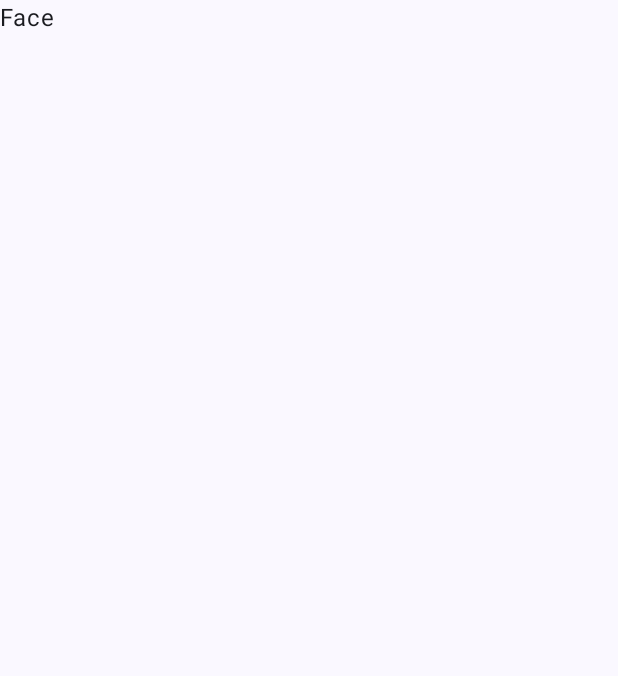
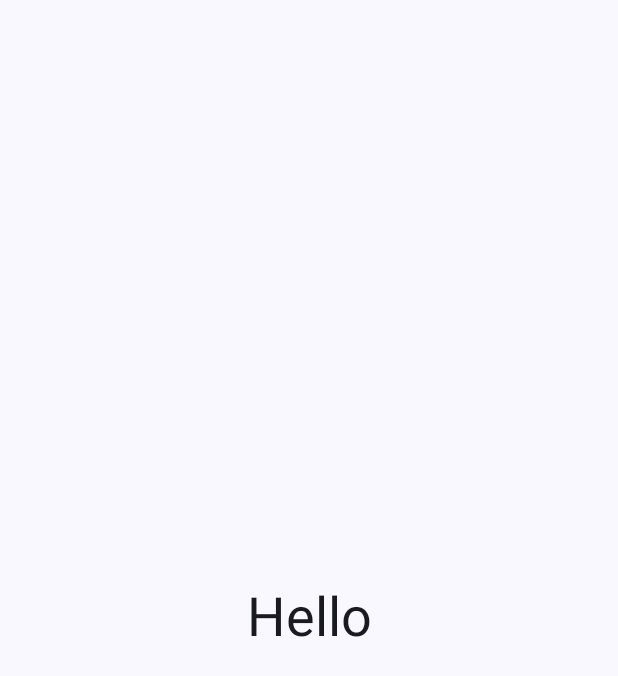
Before and after one commit to stefanusayudha/OpenDaimon, an Android app built with Jetpack Compose: the screen it shows after launch (MainActivity), on a phone screen of 412 x 824 dp. Before the commit the part shown is almost empty. Shown: the top 676 px of the screen. Run offline under Robolectric (Android 15) with nearby library versions, the light colour scheme and no system bars.

Commit message:
chore: base structure

```diff
--- a/app/src/main/java/com/singularityindonesia/opendaimon/MainPlot.kt
+++ b/app/src/main/java/com/singularityindonesia/opendaimon/MainPlot.kt
@@ -1,11 +1,14 @@
 package com.singularityindonesia.opendaimon
 
 import androidx.compose.runtime.Composable
+import androidx.navigation.NavType
 import androidx.navigation.compose.NavHost
 import androidx.navigation.compose.composable
 import androidx.navigation.compose.rememberNavController
-import com.singularityindonesia.opendaimon.ui.activity.HomeActivity
-import com.singularityindonesia.opendaimon.ui.activity.SplashActivity
+import androidx.navigation.navArgument
+import com.singularityindonesia.opendaimon.ui.home.HomeActivity
+import com.singularityindonesia.opendaimon.ui.protocol.ProtocolActivity
+import com.singularityindonesia.opendaimon.ui.splash.SplashActivity
 
 @Composable
 fun MainPlot() {
@@ -26,7 +29,26 @@ fun MainPlot() {
         composable(
             route = "home"
         ) {
-            HomeActivity()
+            HomeActivity(
+                goToScanProtocol = {
+                    controller.navigate("protocol/scan")
+                }
+            )
+        }
+        composable(
+            route = "protocol/{protocolId}",
+            arguments = listOf(
+                navArgument("protocolId") { type = NavType.StringType }
+            )
+        ) { backStackEntry ->
+            val protocolId = backStackEntry.arguments?.getString("protocolId")
+
+            ProtocolActivity(
+                protocolId = protocolId.orEmpty(),
+                returnBack = {
+                    controller.popBackStack()
+                }
+            )
         }
     }
 }
--- /dev/null
+++ b/app/src/main/java/com/singularityindonesia/opendaimon/ui/home/GlyphPane.kt
@@ -0,0 +1,31 @@
+package com.singularityindonesia.opendaimon.ui.home
+
+import androidx.compose.foundation.layout.Box
+import androidx.compose.foundation.layout.fillMaxSize
+import androidx.compose.foundation.layout.padding
+import androidx.compose.material3.MaterialTheme
+import androidx.compose.material3.Text
+import androidx.compose.runtime.Composable
+import androidx.compose.ui.Alignment
+import androidx.compose.ui.Modifier
+import androidx.compose.ui.text.style.TextAlign
+import androidx.compose.ui.unit.dp
+
+@Composable
+fun GlyphPane(
+    modifier: Modifier = Modifier
+) {
+    Box(
+        modifier = Modifier
+            .fillMaxSize()
+            .padding(16.dp)
+            .then(modifier),
+        contentAlignment = Alignment.Center
+    ) {
+        Text(
+            text = "Hello",
+            textAlign = TextAlign.Center,
+            style = MaterialTheme.typography.displaySmall
+        )
+    }
+}
--- a/app/src/main/java/com/singularityindonesia/opendaimon/ui/activity/HomeActivity.kt
+++ b/app/src/main/java/com/singularityindonesia/opendaimon/ui/home/HomeActivity.kt
@@ -1,4 +1,4 @@
-package com.singularityindonesia.opendaimon.ui.activity
+package com.singularityindonesia.opendaimon.ui.home
 
 import androidx.compose.foundation.layout.navigationBarsPadding
 import androidx.compose.foundation.layout.padding
@@ -11,15 +11,15 @@ import androidx.compose.runtime.Composable
 import androidx.compose.runtime.rememberCoroutineScope
 import androidx.compose.ui.Modifier
 import com.singularityindonesia.opendaimon.ui.component.HeaderPage
-import com.singularityindonesia.opendaimon.ui.pane.ControlPane
-import com.singularityindonesia.opendaimon.ui.pane.FacePane
-import com.singularityindonesia.opendaimon.ui.pane.LogsPane
+import com.singularityindonesia.opendaimon.ui.overlay.BackToStartOverLay
 import kotlinx.coroutines.launch
 
 @Composable
-fun HomeActivity() {
+fun HomeActivity(
+    goToScanProtocol: () -> Unit
+) {
     val scope = rememberCoroutineScope()
-    val pagerState = rememberPagerState { 3 }
+    val pagerState = rememberPagerState { 4 }
 
     Scaffold(
         modifier = Modifier
@@ -32,6 +32,7 @@ fun HomeActivity() {
                 titleText = when (pagerState.currentPage) {
                     1 -> "Control"
                     2 -> "Logs"
+                    3 -> "About"
                     else -> ""
                 },
                 backAction = {
@@ -47,9 +48,21 @@ fun HomeActivity() {
             state = pagerState
         ) { index ->
             when (index) {
-                0 -> FacePane()
-                1 -> ControlPane()
+                0 -> GlyphPane()
+                1 -> ControlPane(
+                    goToScanProtocol = goToScanProtocol
+                )
+
                 2 -> LogsPane()
+                3 -> AboutPane()
+            }
+        }
+
+        BackToStartOverLay(
+            showButton = pagerState.currentPage > 1
+        ) {
+            scope.launch {
+                pagerState.animateScrollToPage(0)
             }
         }
     }
--- a/app/src/main/java/com/singularityindonesia/opendaimon/ui/pane/LogsPane.kt
+++ b/app/src/main/java/com/singularityindonesia/opendaimon/ui/home/LogsPane.kt
@@ -1,8 +1,7 @@
-package com.singularityindonesia.opendaimon.ui.pane
+package com.singularityindonesia.opendaimon.ui.home
 
 import androidx.compose.foundation.layout.Column
 import androidx.compose.foundation.layout.fillMaxSize
-import androidx.compose.material3.Text
 import androidx.compose.runtime.Composable
 import androidx.compose.ui.Modifier
 
--- a/app/src/main/java/com/singularityindonesia/opendaimon/ui/pane/AboutPane.kt
+++ /dev/null
@@ -1,75 +0,0 @@
-package com.singularityindonesia.opendaimon.ui.pane
-
-import androidx.compose.foundation.Image
-import androidx.compose.foundation.layout.Box
-import androidx.compose.foundation.layout.Column
-import androidx.compose.foundation.layout.Row
-import androidx.compose.foundation.layout.Spacer
-import androidx.compose.foundation.layout.fillMaxSize
-import androidx.compose.foundation.layout.height
-import androidx.compose.material3.MaterialTheme
-import androidx.compose.material3.Text
-import androidx.compose.runtime.Composable
-import androidx.compose.ui.Alignment
-import androidx.compose.ui.Modifier
-import androidx.compose.ui.res.painterResource
-import androidx.compose.ui.text.style.TextAlign
-import androidx.compose.ui.tooling.preview.Preview
-import androidx.compose.ui.unit.dp
-import com.singularityindonesia.opendaimon.BuildConfig
-import com.singularityindonesia.opendaimon.R
-
-@Composable
-fun AboutPane(
-    modifier: Modifier = Modifier
-) {
-    Box(
-        modifier = Modifier
-            .fillMaxSize()
-            .then(modifier),
-        contentAlignment = Alignment.Center,
-    ) {
-        Column(
-            horizontalAlignment = Alignment.CenterHorizontally
-        ) {
-            Image(
-                modifier = Modifier.height(200.dp),
-                painter = painterResource(R.drawable.lilith_banner),
-                contentDescription = null
-            )
-            Spacer(modifier = Modifier.height(16.dp))
-            Text(
-                textAlign = TextAlign.Center,
-                text = "Code Name: ${BuildConfig.CODE_NAME}",
-                style = MaterialTheme.typography.labelLarge
-            )
-            Spacer(modifier = Modifier.height(8.dp))
-            Text(
-                textAlign = TextAlign.Center,
-                text = BuildConfig.APP_NAME,
-                style = MaterialTheme.typography.bodyMedium
-            )
-            Text(
-                textAlign = TextAlign.Center,
-                text = "Version: ${BuildConfig.VERSION_NAME}",
-                style = MaterialTheme.typography.labelMedium
-            )
-            Spacer(modifier = Modifier.height(48.dp))
-        }
-
-        Row(
-            modifier = Modifier.align(Alignment.BottomCenter),
-        ) {
-            Text(
-                text = "Powered by: ${BuildConfig.COMPANY_NAME}",
-                style = MaterialTheme.typography.labelSmall
-            )
-        }
-    }
-}
-
-@Preview
-@Composable
-private fun Preview() {
-    AboutPane()
-}
--- a/app/src/main/java/com/singularityindonesia/opendaimon/ui/pane/FacePane.kt
+++ b/app/src/main/java/com/singularityindonesia/opendaimon/ui/splash/PreloadPane.kt
@@ -1,20 +1,22 @@
-package com.singularityindonesia.opendaimon.ui.pane
+package com.singularityindonesia.opendaimon.ui.splash
 
 import androidx.compose.foundation.layout.Box
 import androidx.compose.foundation.layout.fillMaxSize
-import androidx.compose.material3.Text
+import androidx.compose.material3.CircularProgressIndicator
 import androidx.compose.runtime.Composable
+import androidx.compose.ui.Alignment
 import androidx.compose.ui.Modifier
 
 @Composable
-fun FacePane(
+fun PreloadPane(
     modifier: Modifier = Modifier
 ) {
     Box(
         modifier = Modifier
             .fillMaxSize()
-            .then(modifier)
+            .then(modifier),
+        contentAlignment = Alignment.Center
     ) {
-        Text("Face")
+        CircularProgressIndicator()
     }
 }
--- a/app/src/main/java/com/singularityindonesia/opendaimon/ui/activity/SplashActivity.kt
+++ b/app/src/main/java/com/singularityindonesia/opendaimon/ui/splash/SplashActivity.kt
@@ -1,11 +1,10 @@
-package com.singularityindonesia.opendaimon.ui.activity
+package com.singularityindonesia.opendaimon.ui.splash
 
 import androidx.compose.foundation.layout.padding
 import androidx.compose.material3.Scaffold
 import androidx.compose.runtime.Composable
 import androidx.compose.runtime.LaunchedEffect
 import androidx.compose.ui.Modifier
-import com.singularityindonesia.opendaimon.ui.pane.AboutPane
 import kotlinx.coroutines.delay
 
 @Composable
@@ -13,13 +12,13 @@ fun SplashActivity(
     onFinishPreparation: () -> Unit
 ) {
     Scaffold { padding ->
-        AboutPane(
+        PreloadPane(
             modifier = Modifier.padding(padding)
         )
     }
 
     LaunchedEffect(Unit) {
-        delay(3000)
+        delay(1000)
         onFinishPreparation.invoke()
     }
 }
```
Also changed, not shown: app/src/main/java/com/singularityindonesia/opendaimon/MainActivity.kt (+0 -8 lines), app/src/main/java/com/singularityindonesia/opendaimon/ui/component/HeaderPage.kt (+20 -4 lines), app/src/main/java/com/singularityindonesia/opendaimon/ui/home/AboutPane.kt (added, +62 -0 lines), app/src/main/java/com/singularityindonesia/opendaimon/ui/home/ControlPane.kt (added, +67 -0 lines), app/src/main/java/com/singularityindonesia/opendaimon/ui/home/FacePane.kt (renamed from app/src/main/java/com/singularityindonesia/opendaimon/ui/pane/ControlPane.kt, +5 -5 lines), app/src/main/java/com/singularityindonesia/opendaimon/ui/overlay/BackToStartOverlay.kt (added, +39 -0 lines), app/src/main/java/com/singularityindonesia/opendaimon/ui/protocol/ProtocolActivity.kt (added, +57 -0 lines), app/src/main/java/com/singularityindonesia/opendaimon/ui/protocol/ScanProtocolPane.kt (added, +9 -0 lines).
